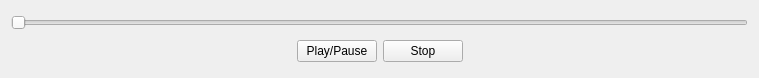
Qt form Source/OpenCine/PlaybackSlider.ui (apertus-open-source-cinema/opencine) before a commit.
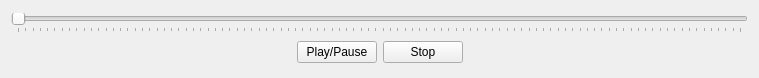
The same form after that commit.

Diff of the .ui file:
```diff
--- a/Source/OpenCine/PlaybackSlider.ui
+++ b/Source/OpenCine/PlaybackSlider.ui
@@ -25,6 +25,12 @@
      <property name="orientation">
       <enum>Qt::Horizontal</enum>
      </property>
+     <property name="tickPosition">
+      <enum>QSlider::TicksBelow</enum>
+     </property>
+     <property name="tickInterval">
+      <number>1</number>
+     </property>
     </widget>
    </item>
    <item>
```
